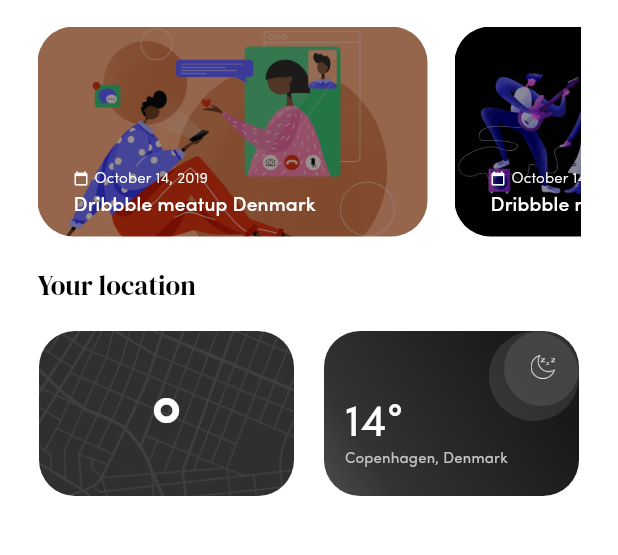
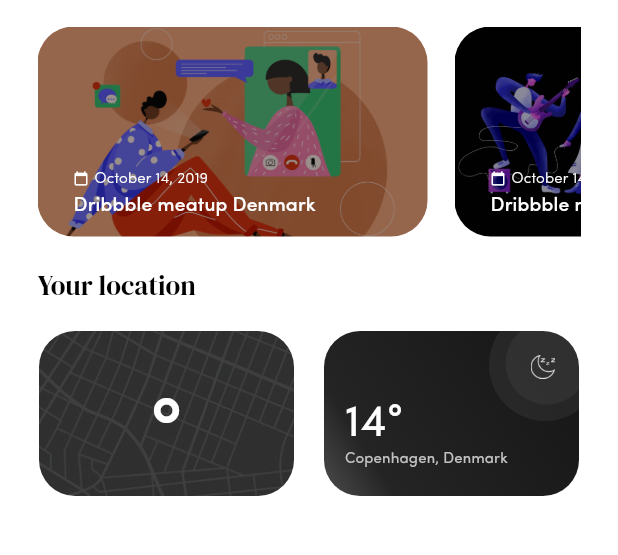
Before and after one commit to masdh/event_management_flutter, a Flutter app: the screen it shows after launch, on a phone screen of 412 x 824 dp, the part 518-1073 px from its top. Run offline on Flutter 3.47's test engine with Material 2 defaults, Android fonts, the phone set to English and light mode, and no system bars; missing offline and left inert: charcode.

Commit message:
Design done

```diff
--- a/eventapp/lib/ui/screens/home_screen.dart
+++ b/eventapp/lib/ui/screens/home_screen.dart
@@ -299,26 +299,34 @@ class _HomeScreenState extends State<HomeScreen> {
                                 0.2,
                                 0.8,
                               ],
-                              colors: [pureBlack.withOpacity(0.7), pureBlack.withOpacity(0.8), pureBlack.withOpacity(0.9)]
+                              colors: [pureBlack.withOpacity(0.7), pureBlack.withOpacity(0.86), pureBlack.withOpacity(0.9)]
                             )
                           ),
                           child: Stack(
                             alignment: AlignmentDirectional.topEnd,
                             children: <Widget>[
-                              Container(
-                                width: 50.0,
-                                height: 50.0,
-                                decoration: BoxDecoration(
-                                  color: lightGrey.withOpacity(0.10),
-                                  borderRadius: BorderRadius.circular(50.0),
+                              Positioned(
+                                top: -6.0,
+                                right: -6.0,
+                                child: Container(
+                                  width: 55.0,
+                                  height: 55.0,
+                                  decoration: BoxDecoration(
+                                    color: lightGrey.withOpacity(0.05),
+                                    borderRadius: BorderRadius.circular(50.0),
+                                  ),
                                 ),
                               ),
-                              Container(
-                                width: 60.0,
-                                height: 60.0,
-                                decoration: BoxDecoration(
-                                  color: lightGrey.withOpacity(0.10),
-                                  borderRadius: BorderRadius.circular(50.0),
+                              Positioned(
+                                top: -15.0,
+                                right: -15.0,
+                                child: Container(
+                                  width: 75.0,
+                                  height: 75.0,
+                                  decoration: BoxDecoration(
+                                    color: lightGrey.withOpacity(0.06),
+                                    borderRadius: BorderRadius.circular(50.0),
+                                  ),
                                 ),
                               ),
                               Padding(
```
Also changed, not shown: 1 other file.
